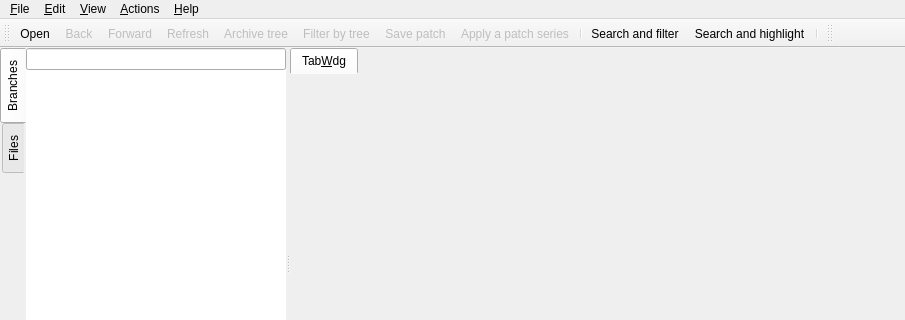
antis81/QGit-mod, file src/mainview.ui: the form before one commit; both pictures show x 0 to 905 and y 0 to 320 of the 905 by 477 pixel window.
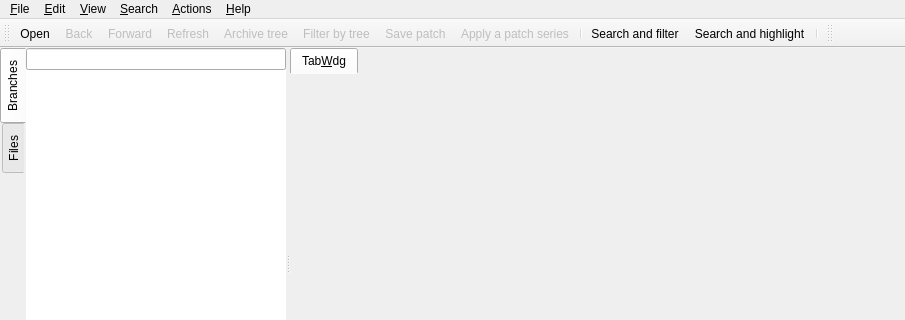
The form after the commit. Icons and pictures are not drawn. Custom widgets are drawn as their Qt base class.

Commit message: Menu fixed for MacOS compatible and shortcuts fixed

The edit to the form file:
```diff
--- a/src/mainview.ui
+++ b/src/mainview.ui
@@ -212,7 +212,7 @@
      <x>0</x>
      <y>0</y>
      <width>905</width>
-     <height>25</height>
+     <height>22</height>
     </rect>
    </property>
    <widget class="QMenu" name="Help">
@@ -285,9 +285,15 @@
     <addaction name="ActShowDescHeader"/>
     <addaction name="ActFilterTree"/>
    </widget>
+   <widget class="QMenu" name="Search">
+    <property name="title">
+     <string>&amp;Search</string>
+    </property>
+   </widget>
    <addaction name="File"/>
    <addaction name="Edit"/>
    <addaction name="View"/>
+   <addaction name="Search"/>
    <addaction name="Actions"/>
    <addaction name="separator"/>
    <addaction name="Help"/>
```
The commit also changes 1 other file.
